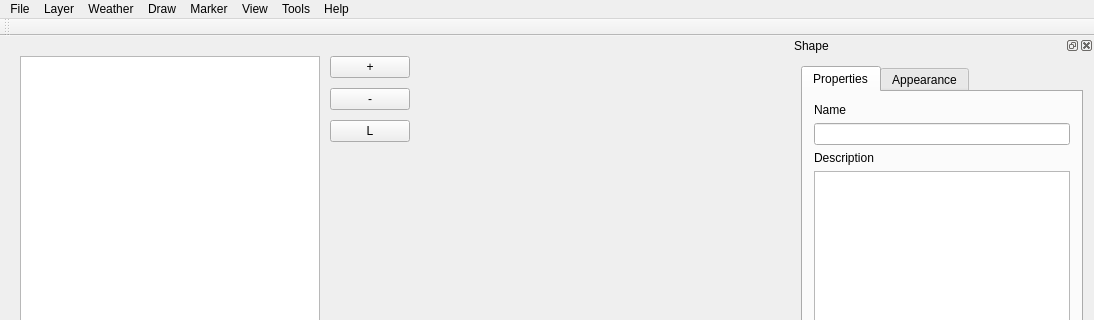
Old version of the form explorer/mainwindow.ui in the repository archnemesis/OSMExplorer; both pictures show x 0 to 1094 and y 0 to 320 of the 1094 by 712 pixel window.
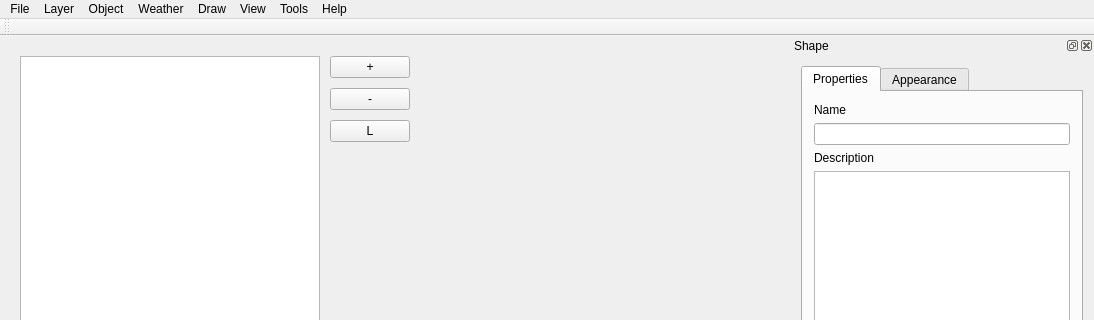
New version of the form. Icons and pictures are not drawn. Custom widgets are drawn as their Qt base class.

Diff of the .ui file:
```diff
--- a/explorer/mainwindow.ui
+++ b/explorer/mainwindow.ui
@@ -222,7 +222,7 @@
      <x>0</x>
      <y>0</y>
      <width>1094</width>
-     <height>21</height>
+     <height>22</height>
     </rect>
    </property>
    <widget class="QMenu" name="menuFile">
@@ -265,7 +265,7 @@
    </widget>
    <widget class="QMenu" name="menuMarker">
     <property name="title">
-     <string>Marker</string>
+     <string>Object</string>
     </property>
     <addaction name="actionNewMarker"/>
     <addaction name="actionNewMarkerCurrentLocation"/>
@@ -338,9 +338,9 @@
    </widget>
    <addaction name="menuFile"/>
    <addaction name="menuLayer"/>
+   <addaction name="menuMarker"/>
    <addaction name="menuWeather"/>
    <addaction name="menuDraw"/>
-   <addaction name="menuMarker"/>
    <addaction name="menuView"/>
    <addaction name="menuTools"/>
    <addaction name="menuHelp"/>
```
Left out of the diff: 23 changed lines with no effect on the pictures.
